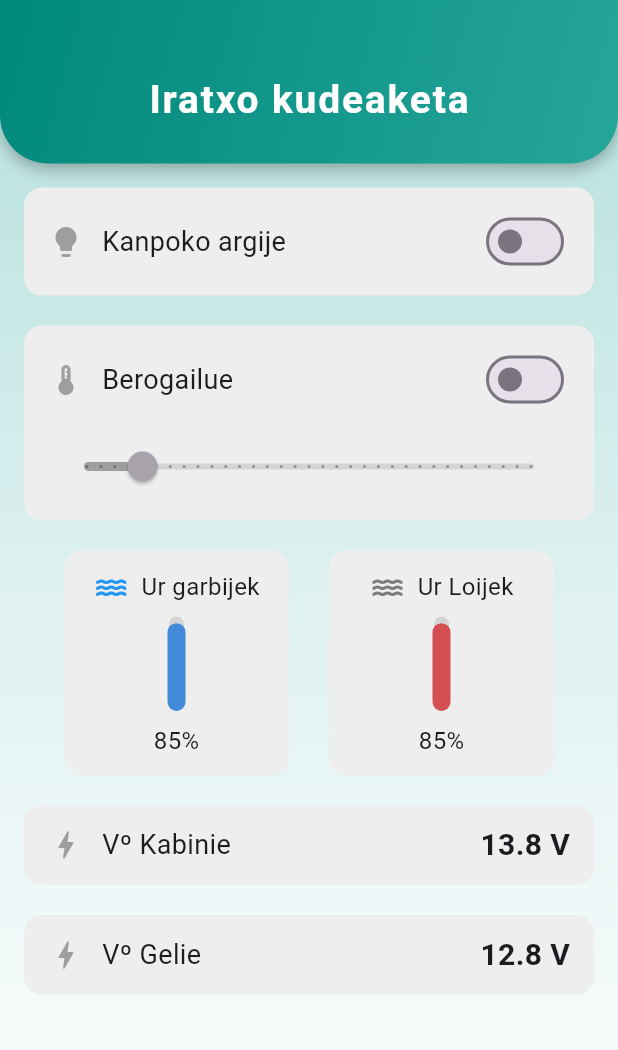
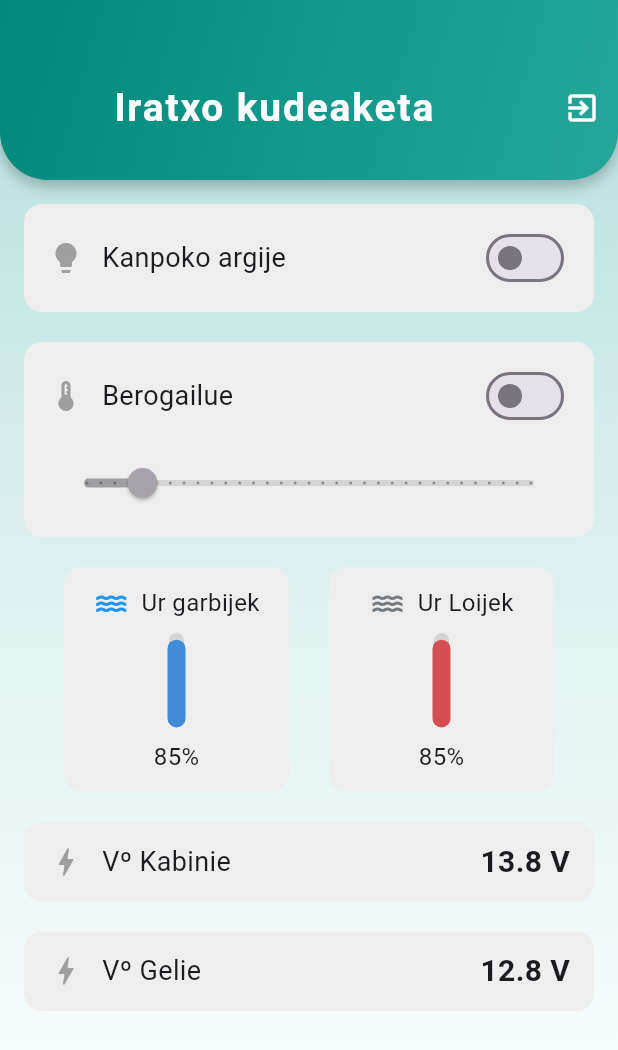
Before and after one commit to perikobermio/iratxo, a Flutter app: the screen it shows after launch, on a phone screen of 412 x 824 dp. Shown: the top 1050 px of the screen. Run offline on Flutter 3.47's test engine with Material 3 defaults, Android fonts, the light colour scheme and no system bars.

Commit message:
ondo ordenata

```diff
--- /dev/null
+++ b/lib/home.dart
@@ -0,0 +1,112 @@
+import 'package:flutter/material.dart';
+import 'package:flutter/services.dart';
+
+import 'switchWidget.dart';
+import 'horizontalDinamycSlide.dart';
+import 'verticalStaticSlide.dart';
+import 'infoWidget.dart';
+
+class Home extends StatelessWidget {
+  const Home({super.key});
+
+  @override
+  Widget build(BuildContext context) {
+    return Scaffold(
+      // Beautiful gradient background for the whole body
+      body: Container(
+        decoration: const BoxDecoration(
+          gradient: LinearGradient(
+            colors: [
+              Color(0xFFB2DFDB), // light teal
+              Color(0xFFE0F2F1), // lighter teal
+              Color(0xFFFFFFFF), // white
+            ],
+            begin: Alignment.topCenter,
+            end: Alignment.bottomCenter,
+          ),
+        ),
+        child: Column(
+          children: [
+            // AppBar with custom background and rounded corners
+            Container(
+              decoration: const BoxDecoration(
+                gradient: LinearGradient(
+                  colors: [
+                    Color(0xFF00897B), // dark teal
+                    Color(0xFF26A69A), // medium teal
+                  ],
+                  begin: Alignment.topLeft,
+                  end: Alignment.bottomRight,
+                ),
+                borderRadius: BorderRadius.only(
+                  bottomLeft: Radius.circular(32),
+                  bottomRight: Radius.circular(32),
+                ),
+                boxShadow: [
+                  BoxShadow(
+                    color: Colors.black26,
+                    blurRadius: 8,
+                    offset: Offset(0, 4),
+                  ),
+                ],
+              ),
+              padding: const EdgeInsets.only(top: 48, bottom: 24),
+              width: double.infinity,
+                child: Row(
+                  mainAxisAlignment: MainAxisAlignment.spaceBetween,
+                  children: [
+                    const SizedBox(width: 1), // Placeholder for symmetry
+                    const Text('Iratxo kudeaketa',
+                      style: TextStyle(
+                        color: Colors.white,
+                        fontSize: 26,
+                        fontWeight: FontWeight.bold,
+                        letterSpacing: 1.2,
+                      ),
+                    ),
+                    IconButton(
+                      icon: const Icon(Icons.exit_to_app, color: Colors.white),
+                      tooltip: 'Exit',
+                      onPressed: () {
+                        SystemNavigator.pop();
+                      },
+                    ),
+                  ],
+                ),
+            ),
+            // Main content
+            const Expanded(
+              child: Padding(
+                padding: EdgeInsets.all(16),
+                child: Column(
+                  children: [
+                    SwitchWidget(),
+                    SizedBox(height: 20),
+                    HorizontalDinamycSlide(),
+                    SizedBox(height: 20),
+                    Row(
+                      mainAxisAlignment: MainAxisAlignment.spaceEvenly,
+                      children: [
+                        VerticalStaticSlide(value: 85, title: 'Ur garbijek'),
+                        VerticalStaticSlide(
+                          value: 85,
+                          title: 'Ur Loijek',
+                          inverted: true,
+                          icon: Icon(Icons.water, color: Color.fromARGB(255, 119, 124, 128)),
+                        ),
+                      ],
+                    ),
+                    SizedBox(height: 20),
+                    InfoWidget(value: 13.8, title: 'Vº Kabinie', icon: Icon(Icons.bolt, color: Colors.grey)),
+                    SizedBox(height: 20),
+                    InfoWidget(value: 12.8, title: 'Vº Gelie', icon: Icon(Icons.bolt, color: Colors.grey)),
+                  ],
+                ),
+              ),
+            ),
+          ],
+        ),
+      ),
+    );
+  }
+}
--- a/lib/main.dart
+++ b/lib/main.dart
@@ -1,8 +1,6 @@
 import 'package:flutter/material.dart';
-import 'switchWidget.dart';
-import 'horizontalDinamycSlide.dart';
-import 'verticalStaticSlide.dart';
-import 'infoWidget.dart';
+
+import 'home.dart';
 
 void main() {
   runApp(const MiAppCentralita());
@@ -19,103 +17,8 @@ class MiAppCentralita extends StatelessWidget {
         primarySwatch: Colors.teal,
         useMaterial3: true, // diseño moderno
       ),
-      home: const HomePage(),
+      home: const Home(),
       debugShowCheckedModeBanner: false,
     );
   }
 }
-
-class HomePage extends StatelessWidget {
-  const HomePage({super.key});
-
-  @override
-  Widget build(BuildContext context) {
-    return Scaffold(
-      // Beautiful gradient background for the whole body
-      body: Container(
-        decoration: const BoxDecoration(
-          gradient: LinearGradient(
-            colors: [
-              Color(0xFFB2DFDB), // light teal
-              Color(0xFFE0F2F1), // lighter teal
-              Color(0xFFFFFFFF), // white
-            ],
-            begin: Alignment.topCenter,
-            end: Alignment.bottomCenter,
-          ),
-        ),
-        child: Column(
-          children: [
-            // AppBar with custom background and rounded corners
-            Container(
-              decoration: const BoxDecoration(
-                gradient: LinearGradient(
-                  colors: [
-                    Color(0xFF00897B), // dark teal
-                    Color(0xFF26A69A), // medium teal
-                  ],
-                  begin: Alignment.topLeft,
-                  end: Alignment.bottomRight,
-                ),
-                borderRadius: BorderRadius.only(
-                  bottomLeft: Radius.circular(32),
-                  bottomRight: Radius.circular(32),
-                ),
-                boxShadow: [
-                  BoxShadow(
-                    color: Colors.black26,
-                    blurRadius: 8,
-                    offset: Offset(0, 4),
-                  ),
-                ],
-              ),
-              padding: const EdgeInsets.only(top: 48, bottom: 24),
-              width: double.infinity,
-              child: const Center(
-                child: Text(
-                  'Iratxo kudeaketa',
-                  style: TextStyle(
-                    color: Colors.white,
-                    fontSize: 26,
-                    fontWeight: FontWeight.bold,
-                    letterSpacing: 1.2,
-                  ),
-                ),
-              ),
-            ),
-            // Main content
-            Expanded(
-              child: Padding(
-                padding: const EdgeInsets.all(16),
-                child: Column(
-                  children: const [
-                    SwitchWidget(),
-                    SizedBox(height: 20),
-                    HorizontalDinamycSlide(),
-                    SizedBox(height: 20),
-                    Row(
-                      mainAxisAlignment: MainAxisAlignment.spaceEvenly,
-                      children: [
-                        VerticalStaticSlide(value: 85, title: 'Ur garbijek'),
-                        VerticalStaticSlide(
-                          value: 85,
-                          title: 'Ur Loijek',
-                          inverted: true,
-                          icon: Icon(Icons.water, color: Color.fromARGB(255, 119, 124, 128)),
-                        ),
-                      ],
-                    ),
-                    SizedBox(height: 20),
-                    InfoWidget(value: 13.8, title: 'Vº Kabinie', icon: Icon(Icons.bolt, color: Colors.grey)),
-                    SizedBox(height: 20),
-                    InfoWidget(value: 12.8, title: 'Vº Gelie', icon: Icon(Icons.bolt, color: Colors.grey)),
-                  ],
-                ),
-              ),
-            ),
-          ],
-        ),
-      ),
-    );
-  }
-}
```
